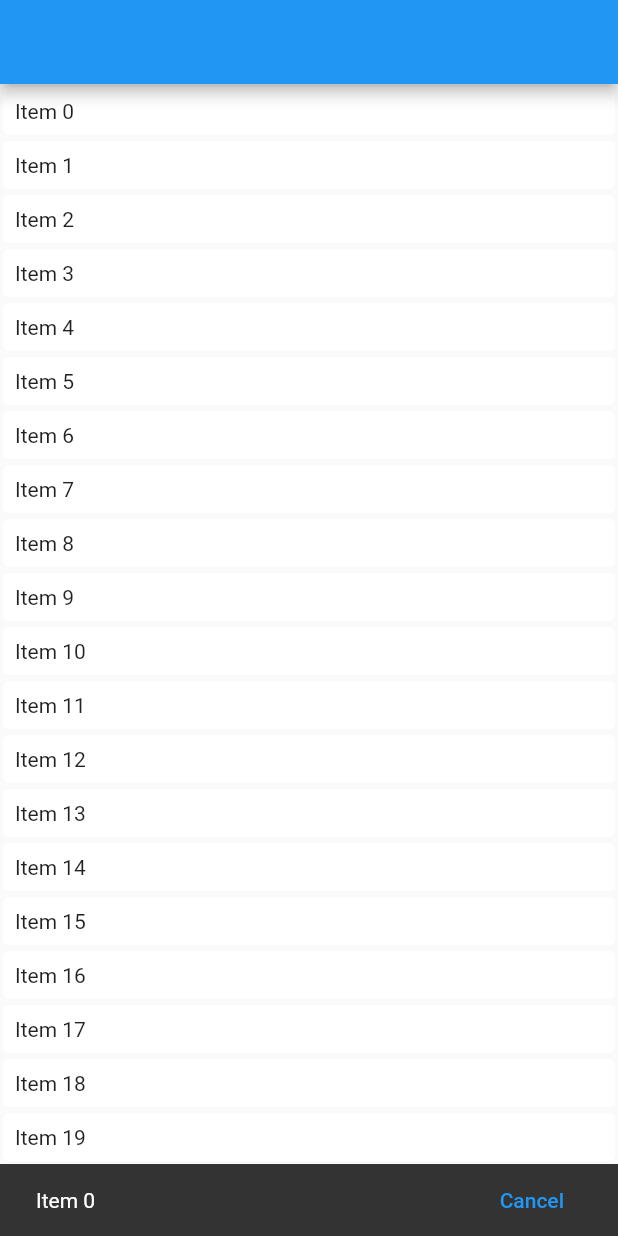
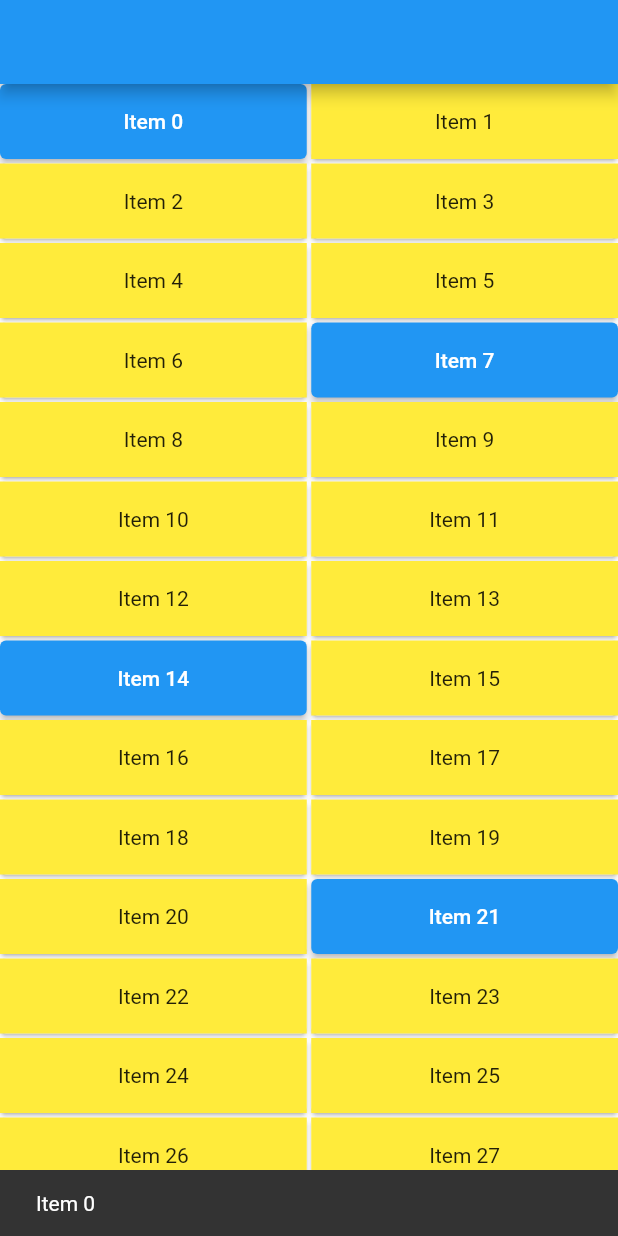
Before and after one commit to MyoMin-Latt/Flutter-Basic-UI, a Flutter app: the screen it shows after launch, after a tap on an icon or button, on a phone screen of 412 x 824 dp. Run offline on Flutter 3.47's test engine with Material 2 defaults, Android fonts, the phone set to English and light mode, and no system bars.

Commit message:
@12.16 Flutter Basic UI (GridView) SliverGridDelegateWithFixedCrossAxisCount

```diff
--- a/lib/main.dart
+++ b/lib/main.dart
@@ -14,6 +14,8 @@
 // @12.13 Flutter Basic UI (Stack Layout), Positioned, container
 // @12.14 (Stack interactive UI) https://youtu.be/buhVyKjkDtY
 // @12.15 Flutter Basic UI (ListView & Card Widget) Inkwell
+// @12.16 Flutter Basic UI (GridView) SliverGridDelegateWithFixedCrossAxisCount
+
 
 
 import 'package:flutter/material.dart';
@@ -36,37 +38,46 @@ void main() {
 }
 
 class FirstApp extends StatelessWidget {
-  List<String> list = List.generate(100, (index) => 'Item $index');
+  final List<String> _items = List.generate(1000, (index) => "Item $index");
+
   @override
   Widget build(BuildContext context) {
     return Scaffold(
         appBar: AppBar(),
-        body: ListView.builder(
-          itemCount: list.length,
-          itemBuilder: (BuildContext context, int position){
-            return InkWell(
-              onTap: (){
-                ScaffoldMessenger.of(context).showSnackBar(
-                  SnackBar(content: Text(list[position]),
-                  action: SnackBarAction(label: 'Cancel', onPressed: (){},),)
-                );
-              },
-              child: Card(
-                margin: EdgeInsets.all(2),
-                elevation: 0,
-                child: Padding(
-                padding: const EdgeInsets.all(8.0),
-                child: Text(list[position]),
-              )),
+        body: GridView.builder(
+            gridDelegate: SliverGridDelegateWithFixedCrossAxisCount(
+              mainAxisExtent: 50,
+              // childAspectRatio: 3/1,
+              crossAxisCount: 2,
+                mainAxisSpacing: 3.0,
+                crossAxisSpacing: 3.0
+            ),
+            // itemCount: 10,
+            itemBuilder: _item),
             );
-          }
-        ),
-        // body: ListView(
-        //   children: [
-        //     for (var item in list)
-        //     Text(item)
-        //   ],
-        // )
-        );
+  }
+
+  Widget _item(BuildContext context, int index) {
+    if(index %7 == 0){
+      return ElevatedButton(onPressed: (){
+         ScaffoldMessenger.of(context)
+        .showSnackBar(SnackBar(content: Text(_items[index])));
+
+      }, child: Text(_items[index]));
+    }
+    return
+     InkWell(
+      onTap: (){
+        ScaffoldMessenger.of(context)
+        .showSnackBar(SnackBar(content: Text(_items[index])));
+      },
+      child: Card(
+        margin: EdgeInsets.zero,
+        child: Container(
+          color: Colors.yellow,
+          alignment: Alignment.center,
+          child: Text(_items[index])),
+      ),
+    );
   }
 }
```
